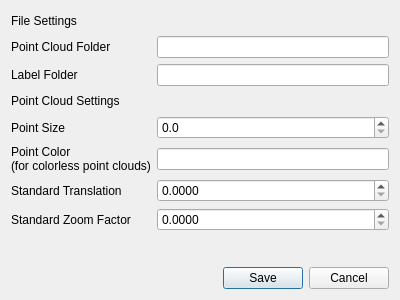
The window that labelCloud/ressources/settings_interface.ui (ch-sa/labelCloud) describes before a commit, drawn with Qt 5.
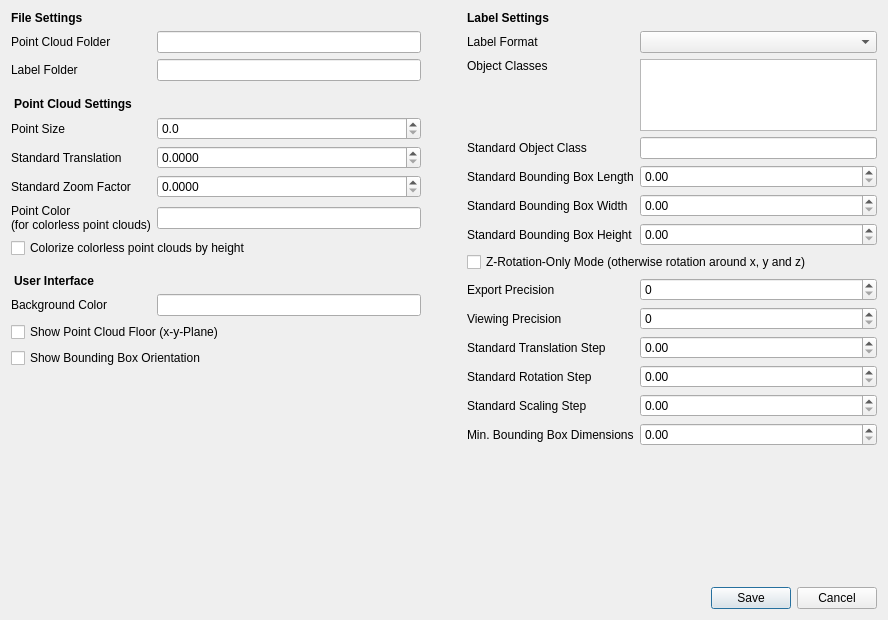
The same window after the commit.

Commit message: Added all config options to settings gui

What changed in the file:
```diff
--- a/labelCloud/ressources/settings_interface.ui
+++ b/labelCloud/ressources/settings_interface.ui
@@ -6,127 +6,572 @@
    <rect>
     <x>0</x>
     <y>0</y>
-    <width>400</width>
-    <height>300</height>
+    <width>888</width>
+    <height>620</height>
    </rect>
   </property>
   <property name="windowTitle">
    <string>Change Settings</string>
   </property>
-  <layout class="QGridLayout" name="gridLayout">
-   <item row="0" column="0" colspan="2">
-    <widget class="QLabel" name="title_filesettings">
-     <property name="text">
-      <string>File Settings</string>
+  <layout class="QHBoxLayout" name="horizontalLayout">
+   <item>
+    <layout class="QGridLayout" name="gridLayout">
+     <property name="sizeConstraint">
+      <enum>QLayout::SetMaximumSize</enum>
      </property>
-    </widget>
-   </item>
-   <item row="1" column="1">
-    <widget class="QLineEdit" name="lineEdit_pointcloudfolder"/>
-   </item>
-   <item row="6" column="0">
-    <widget class="QLabel" name="label_standardtranslation">
-     <property name="text">
-      <string>Standard Translation</string>
+     <property name="rightMargin">
+      <number>0</number>
      </property>
-    </widget>
-   </item>
-   <item row="7" column="0">
-    <widget class="QLabel" name="label_standardzoom">
-     <property name="text">
-      <string>Standard Zoom Factor</string>
-     </property>
-    </widget>
-   </item>
-   <item row="7" column="1">
-    <widget class="QDoubleSpinBox" name="doubleSpinBox_standardzoom">
-     <property name="decimals">
-      <number>4</number>
-     </property>
-    </widget>
-   </item>
-   <item row="9" column="1">
-    <widget class="QDialogButtonBox" name="buttonBox">
-     <property name="orientation">
-      <enum>Qt::Horizontal</enum>
-     </property>
-     <property name="standardButtons">
-      <set>QDialogButtonBox::Cancel|QDialogButtonBox::Save</set>
-     </property>
-    </widget>
-   </item>
-   <item row="1" column="0">
-    <widget class="QLabel" name="label_pointcloudfolder">
-     <property name="text">
-      <string>Point Cloud Folder</string>
-     </property>
-    </widget>
-   </item>
-   <item row="5" column="1">
-    <widget class="QLineEdit" name="lineEdit_pointcolor"/>
-   </item>
-   <item row="4" column="0">
-    <widget class="QLabel" name="label_pointsize">
-     <property name="text">
-      <string>Point Size</string>
-     </property>
-    </widget>
-   </item>
-   <item row="4" column="1">
-    <widget class="QDoubleSpinBox" name="doubleSpinBox_pointsize">
-     <property name="decimals">
-      <number>1</number>
-     </property>
-    </widget>
-   </item>
-   <item row="5" column="0">
-    <widget class="QLabel" name="label_pointcolor">
-     <property name="text">
-      <string>Point Color
+     <item row="0" column="1">
+      <widget class="QLabel" name="title_filesettings">
+       <property name="sizePolicy">
+        <sizepolicy hsizetype="Preferred" vsizetype="Maximum">
+         <horstretch>0</horstretch>
+         <verstretch>0</verstretch>
+        </sizepolicy>
+       </property>
+       <property name="font">
+        <font>
+         <weight>75</weight>
+         <bold>true</bold>
+        </font>
+       </property>
+       <property name="text">
+        <string>File Settings</string>
+       </property>
+      </widget>
+     </item>
+     <item row="2" column="1">
+      <widget class="QLabel" name="label_labelfolder">
+       <property name="toolTip">
+        <string>Path to the folder where the label files will be saved</string>
+       </property>
+       <property name="text">
+        <string>Label Folder</string>
+       </property>
+      </widget>
+     </item>
+     <item row="11" column="1" colspan="2">
+      <widget class="QCheckBox" name="checkBox_showfloor">
+       <property name="toolTip">
+        <string>Visualizes the pointcloud floor (x-y-plane) as a grid</string>
+       </property>
+       <property name="text">
+        <string>Show Point Cloud Floor (x-y-Plane)</string>
+       </property>
+      </widget>
+     </item>
+     <item row="8" column="1" colspan="2">
+      <widget class="QCheckBox" name="checkBox_colorizecolorless">
+       <property name="toolTip">
+        <string>Colerize colorless point clouds by height value</string>
+       </property>
+       <property name="text">
+        <string>Colorize colorless point clouds by height</string>
+       </property>
+      </widget>
+     </item>
+     <item row="4" column="2">
+      <widget class="QDoubleSpinBox" name="doubleSpinBox_pointsize">
+       <property name="toolTip">
+        <string>Rasterized diameter of each point from the point cloud</string>
+       </property>
+       <property name="decimals">
+        <number>1</number>
+       </property>
+      </widget>
+     </item>
+     <item row="5" column="1">
+      <widget class="QLabel" name="label_standardtranslation">
+       <property name="toolTip">
+        <string>Standard step for point cloud translation</string>
+       </property>
+       <property name="text">
+        <string>Standard Translation</string>
+       </property>
+      </widget>
+     </item>
+     <item row="2" column="2">
+      <widget class="QLineEdit" name="lineEdit_labelfolder">
+       <property name="toolTip">
+        <string>Path to the folder where the label files will be saved</string>
+       </property>
+      </widget>
+     </item>
+     <item row="4" column="1">
+      <widget class="QLabel" name="label_pointsize">
+       <property name="toolTip">
+        <string>Rasterized diameter of each point from the point cloud</string>
+       </property>
+       <property name="text">
+        <string>Point Size</string>
+       </property>
+      </widget>
+     </item>
+     <item row="13" column="1">
+      <spacer name="verticalSpacer_2">
+       <property name="orientation">
+        <enum>Qt::Vertical</enum>
+       </property>
+       <property name="sizeHint" stdset="0">
+        <size>
+         <width>20</width>
+         <height>40</height>
+        </size>
+       </property>
+      </spacer>
+     </item>
+     <item row="6" column="2">
+      <widget class="QDoubleSpinBox" name="doubleSpinBox_standardzoom">
+       <property name="toolTip">
+        <string>Standard step for zooming</string>
+       </property>
+       <property name="decimals">
+        <number>4</number>
+       </property>
+      </widget>
+     </item>
+     <item row="5" column="2">
+      <widget class="QDoubleSpinBox" name="doubleSpinBox_standardtranslation">
+       <property name="toolTip">
+        <string>Standard step for point cloud translation</string>
+       </property>
+       <property name="decimals">
+        <number>4</number>
+       </property>
+      </widget>
+     </item>
+     <item row="3" column="1" colspan="2">
+      <widget class="QLabel" name="title_pointcloudsettings">
+       <property name="sizePolicy">
+        <sizepolicy hsizetype="Preferred" vsizetype="Maximum">
+         <horstretch>0</horstretch>
+         <verstretch>0</verstretch>
+        </sizepolicy>
+       </property>
+       <property name="font">
+        <font>
+         <weight>75</weight>
+         <bold>true</bold>
+        </font>
+       </property>
+       <property name="styleSheet">
+        <string notr="true">margin-top: 10px</string>
+       </property>
+       <property name="text">
+        <string>Point Cloud Settings</string>
+       </property>
+      </widget>
+     </item>
+     <item row="10" column="2">
+      <widget class="QLineEdit" name="lineEdit_backgroundcolor">
+       <property name="toolTip">
+        <string>Background color of the point cloud viewer (rgb)</string>
+       </property>
+      </widget>
+     </item>
+     <item row="12" column="1" colspan="2">
+      <widget class="QCheckBox" name="checkBox_showbboxorientation">
+       <property name="toolTip">
+        <string>Visualizes the object's orientation with an arrow</string>
+       </property>
+       <property name="text">
+        <string>Show Bounding Box Orientation</string>
+       </property>
+      </widget>
+     </item>
+     <item row="7" column="1">
+      <widget class="QLabel" name="label_pointcolor">
+       <property name="toolTip">
+        <string>Point color for colorless point clouds (r,g,b)</string>
+       </property>
+       <property name="text">
+        <string>Point Color
 (for colorless point clouds)</string>
-     </property>
-    </widget>
+       </property>
+      </widget>
+     </item>
+     <item row="6" column="1">
+      <widget class="QLabel" name="label_standardzoom">
+       <property name="toolTip">
+        <string>Standard step for zooming</string>
+       </property>
+       <property name="text">
+        <string>Standard Zoom Factor</string>
+       </property>
+      </widget>
+     </item>
+     <item row="1" column="2">
+      <widget class="QLineEdit" name="lineEdit_pointcloudfolder">
+       <property name="toolTip">
+        <string>Path to the folder that contains the point cloud files</string>
+       </property>
+      </widget>
+     </item>
+     <item row="9" column="1">
+      <widget class="QLabel" name="title_userinterface">
+       <property name="font">
+        <font>
+         <weight>75</weight>
+         <bold>true</bold>
+        </font>
+       </property>
+       <property name="styleSheet">
+        <string notr="true">margin-top: 10px</string>
+       </property>
+       <property name="text">
+        <string>User Interface</string>
+       </property>
+      </widget>
+     </item>
+     <item row="10" column="1">
+      <widget class="QLabel" name="label_backgroundcolor">
+       <property name="toolTip">
+        <string>Background color of the point cloud viewer (rgb)</string>
+       </property>
+       <property name="text">
+        <string>Background Color</string>
+       </property>
+      </widget>
+     </item>
+     <item row="1" column="1">
+      <widget class="QLabel" name="label_pointcloudfolder">
+       <property name="toolTip">
+        <string>Path to the folder that contains the point cloud files</string>
+       </property>
+       <property name="text">
+        <string>Point Cloud Folder</string>
+       </property>
+      </widget>
+     </item>
+     <item row="7" column="2">
+      <widget class="QLineEdit" name="lineEdit_pointcolor">
+       <property name="toolTip">
+        <string>Point color for colorless point clouds (r,g,b)</string>
+       </property>
+      </widget>
+     </item>
+    </layout>
    </item>
-   <item row="6" column="1">
-    <widget class="QDoubleSpinBox" name="doubleSpinBox_standardtranslation">
-     <property name="decimals">
-      <number>4</number>
-     </property>
-    </widget>
-   </item>
-   <item row="2" column="0">
-    <widget class="QLabel" name="label_labelfolder">
-     <property name="text">
-      <string>Label Folder</string>
-     </property>
-    </widget>
-   </item>
-   <item row="2" column="1">
-    <widget class="QLineEdit" name="lineEdit_labelfolder"/>
-   </item>
-   <item row="3" column="0" colspan="2">
-    <widget class="QLabel" name="titel_pointcloudsettings">
-     <property name="text">
-      <string>Point Cloud Settings</string>
-     </property>
-    </widget>
-   </item>
-   <item row="8" column="1">
-    <spacer name="verticalSpacer">
+   <item>
+    <spacer name="horizontalSpacer">
      <property name="orientation">
-      <enum>Qt::Vertical</enum>
+      <enum>Qt::Horizontal</enum>
      </property>
      <property name="sizeType">
       <enum>QSizePolicy::Fixed</enum>
      </property>
      <property name="sizeHint" stdset="0">
       <size>
-       <width>20</width>
-       <height>30</height>
+       <width>40</width>
+       <height>20</height>
       </size>
      </property>
     </spacer>
    </item>
+   <item>
+    <layout class="QGridLayout" name="gridLayout_2">
+     <property name="sizeConstraint">
+      <enum>QLayout::SetMaximumSize</enum>
+     </property>
+     <property name="rightMargin">
+      <number>0</number>
+     </property>
+     <item row="8" column="1" colspan="2">
+      <widget class="QCheckBox" name="checkBox_zrotationonly">
+       <property name="toolTip">
+        <string>Only allow z-rotation of bounding boxes. Deactivate to also label x- &amp; y-rotation</string>
+       </property>
+       <property name="text">
+        <string>Z-Rotation-Only Mode (otherwise rotation around x, y and z)</string>
+       </property>
+      </widget>
+     </item>
+     <item row="1" column="1">
+      <widget class="QLabel" name="_labelformat">
+       <property name="toolTip">
+        <string>Format for exporting labels.</string>
+       </property>
+       <property name="text">
+        <string>Label Format</string>
+       </property>
+      </widget>
+     </item>
+     <item row="6" column="1">
+      <widget class="QLabel" name="label_stdbboxwidth">
+       <property name="toolTip">
+        <string>Default width of the bounding box (for picking mode)</string>
+       </property>
+       <property name="text">
+        <string>Standard Bounding Box Width</string>
+       </property>
+      </widget>
+     </item>
+     <item row="9" column="2">
+      <widget class="QSpinBox" name="spinBox_exportprecision">
+       <property name="toolTip">
+        <string>Number of decimal places shown for the parameters of the active bounding box.</string>
+       </property>
+      </widget>
+     </item>
+     <item row="11" column="1">
+      <widget class="QLabel" name="label_stdbboxtranslation">
+       <property name="toolTip">
+        <string>Standard step for translating the bounding box (meter)</string>
+       </property>
+       <property name="text">
+        <string>Standard Translation Step</string>
+       </property>
+      </widget>
+     </item>
+     <item row="1" column="2">
+      <widget class="QComboBox" name="comboBox_labelformat">
+       <property name="toolTip">
+        <string>Format for exporting labels.</string>
+       </property>
+      </widget>
+     </item>
+     <item row="15" column="1">
+      <spacer name="verticalSpacer">
+       <property name="orientation">
+        <enum>Qt::Vertical</enum>
+       </property>
+       <property name="sizeType">
+        <enum>QSizePolicy::Expanding</enum>
+       </property>
+       <property name="sizeHint" stdset="0">
+        <size>
+         <width>20</width>
+         <height>30</height>
+        </size>
+       </property>
+      </spacer>
+     </item>
+     <item row="14" column="2">
+      <widget class="QDoubleSpinBox" name="doubleSpinBox_minbboxdimensions">
+       <property name="toolTip">
+        <string>Minimum value for the length, width and height of a bounding box.</string>
+       </property>
+      </widget>
+     </item>
+     <item row="12" column="1">
+      <widget class="QLabel" name="label_stdbboxrotation">
+       <property name="toolTip">
+        <string>Standard step for rotating the bounding box (degree)</string>
+       </property>
+       <property name="text">
+        <string>Standard Rotation Step</string>
+       </property>
+      </widget>
+     </item>
+     <item row="10" column="1">
+      <widget class="QLabel" name="label_viewingprecision">
+       <property name="toolTip">
+        <string>Minimum value for the length, width and height of a bounding box.</string>
+       </property>
+       <property name="text">
+        <string>Viewing Precision</string>
+       </property>
+      </widget>
+     </item>
+     <item row="4" column="2">
+      <widget class="QLineEdit" name="lineEdit_standardobjectclass">
+       <property name="toolTip">
+        <string>Default object class for new bounding boxes</string>
+       </property>
+      </widget>
+     </item>
+     <item row="13" column="2">
+      <widget class="QDoubleSpinBox" name="doubleSpinBox_stdbboxscaling">
+       <property name="toolTip">
+        <string>Standard step for scaling the bounding box</string>
+       </property>
+      </widget>
+     </item>
+     <item row="11" column="2">
+      <widget class="QDoubleSpinBox" name="doubleSpinBox_stdbboxtranslation">
+       <property name="toolTip">
+        <string>Standard step for translating the bounding box (meter)</string>
+       </property>
+      </widget>
+     </item>
+     <item row="5" column="1">
+      <widget class="QLabel" name="label_stdbboxlength">
+       <property name="toolTip">
+        <string>Default length of the bounding box (for picking mode)</string>
+       </property>
+       <property name="text">
+        <string>Standard Bounding Box Length</string>
+       </property>
+      </widget>
+     </item>
+     <item row="12" column="2">
+      <widget class="QDoubleSpinBox" name="doubleSpinBox_stdbboxrotation">
+       <property name="toolTip">
+        <string>Standard step for rotating the bounding box (degree)</string>
+       </property>
+      </widget>
+     </item>
+     <item row="14" column="1">
+      <widget class="QLabel" name="label_minbboxdimensions">
+       <property name="toolTip">
+        <string>Minimum value for the length, width and height of a bounding box.</string>
+       </property>
+       <property name="text">
+        <string>Min. Bounding Box Dimensions</string>
+       </property>
+      </widget>
+     </item>
+     <item row="2" column="2">
+      <widget class="QPlainTextEdit" name="plainTextEdit_objectclasses">
+       <property name="sizePolicy">
+        <sizepolicy hsizetype="Expanding" vsizetype="Maximum">
+         <horstretch>0</horstretch>
+         <verstretch>0</verstretch>
+        </sizepolicy>
+       </property>
+       <property name="toolTip">
+        <string>List of object classes for autocompletion in the text field.</string>
+       </property>
+       <property name="sizeAdjustPolicy">
+        <enum>QAbstractScrollArea::AdjustToContents</enum>
+       </property>
+      </widget>
+     </item>
+     <item row="7" column="2">
+      <widget class="QDoubleSpinBox" name="doubleSpinBox_stdbboxheight">
+       <property name="toolTip">
+        <string>Default height of the bounding box (for picking mode)</string>
+       </property>
+      </widget>
+     </item>
+     <item row="9" column="1">
+      <widget class="QLabel" name="label_exportprecision">
+       <property name="toolTip">
+        <string>Number of decimal places shown for the parameters of the active bounding box.</string>
+       </property>
+       <property name="text">
+        <string>Export Precision</string>
+       </property>
+      </widget>
+     </item>
+     <item row="5" column="2">
+      <widget class="QDoubleSpinBox" name="doubleSpinBox_stdbboxlength">
+       <property name="toolTip">
+        <string>Default length of the bounding box (for picking mode)</string>
+       </property>
+      </widget>
+     </item>
+     <item row="13" column="1">
+      <widget class="QLabel" name="label_stdbboxscaling">
+       <property name="toolTip">
+        <string>Standard step for scaling the bounding box</string>
+       </property>
+       <property name="text">
+        <string>Standard Scaling Step</string>
+       </property>
+      </widget>
+     </item>
+     <item row="4" column="1">
+      <widget class="QLabel" name="label_standardobjectclass">
+       <property name="sizePolicy">
+        <sizepolicy hsizetype="Preferred" vsizetype="Maximum">
+         <horstretch>0</horstretch>
+         <verstretch>0</verstretch>
+        </sizepolicy>
+       </property>
+       <property name="toolTip">
+        <string>Default object class for new bounding boxes</string>
+       </property>
+       <property name="text">
+        <string>Standard Object Class</string>
+       </property>
+      </widget>
+     </item>
+     <item row="10" column="2">
+      <widget class="QSpinBox" name="spinBox_viewingprecision">
+       <property name="toolTip">
+        <string>Minimum value for the length, width and height of a bounding box.</string>
+       </property>
+      </widget>
+     </item>
+     <item row="2" column="1">
+      <widget class="QLabel" name="label_objectclasses">
+       <property name="toolTip">
+        <string>List of object classes for autocompletion in the text field.</string>
+       </property>
+       <property name="text">
+        <string>Object Classes</string>
+       </property>
+       <property name="alignment">
+        <set>Qt::AlignLeading|Qt::AlignLeft|Qt::AlignTop</set>
+       </property>
+      </widget>
+     </item>
+     <item row="0" column="1">
+      <widget class="QLabel" name="title_labelsettings">
+       <property name="sizePolicy">
+        <sizepolicy hsizetype="Preferred" vsizetype="Maximum">
+         <horstretch>0</horstretch>
+         <verstretch>0</verstretch>
+        </sizepolicy>
+       </property>
+       <property name="font">
+        <font>
+         <weight>75</weight>
+         <bold>true</bold>
+        </font>
+       </property>
+       <property name="text">
+        <string>Label Settings</string>
+       </property>
+      </widget>
+     </item>
+     <item row="16" column="2">
+      <widget class="QDialogButtonBox" name="buttonBox">
+       <property name="orientation">
+        <enum>Qt::Horizontal</enum>
+       </property>
+       <property name="standardButtons">
+        <set>QDialogButtonBox::Cancel|QDialogButtonBox::Save</set>
+       </property>
+      </widget>
+     </item>
+     <item row="7" column="1">
+      <widget class="QLabel" name="label_stdbboxheight">
+       <property name="toolTip">
+        <string>Default height of the bounding box (for picking mode)</string>
+       </property>
+       <property name="text">
+        <string>Standard Bounding Box Height</string>
+       </property>
+      </widget>
+     </item>
+     <item row="6" column="2">
+      <widget class="QDoubleSpinBox" name="doubleSpinBox_stdbboxwidth">
+       <property name="toolTip">
+        <string>Default width of the bounding box (for picking mode)</string>
+       </property>
+      </widget>
+     </item>
+     <item row="15" column="2">
+      <spacer name="verticalSpacer_3">
+       <property name="orientation">
+        <enum>Qt::Vertical</enum>
+       </property>
+       <property name="sizeType">
+        <enum>QSizePolicy::Expanding</enum>
+       </property>
+       <property name="sizeHint" stdset="0">
+        <size>
+         <width>20</width>
+         <height>40</height>
+        </size>
+       </property>
+      </spacer>
+     </item>
+    </layout>
+   </item>
   </layout>
  </widget>
  <resources/>
```
Left out of the diff: 32 changed lines with no effect on the pictures. The commit also changes 1 other file.
